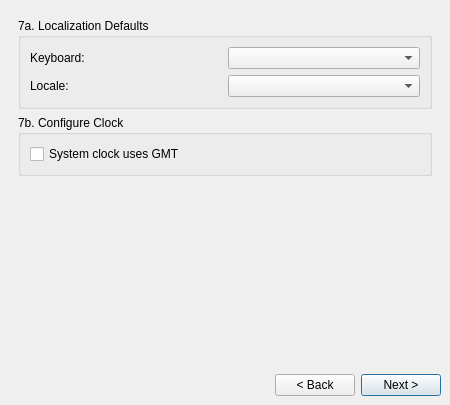
Old version of the form meinstall.ui in the repository mepiswireman/MEPIS-Installer.
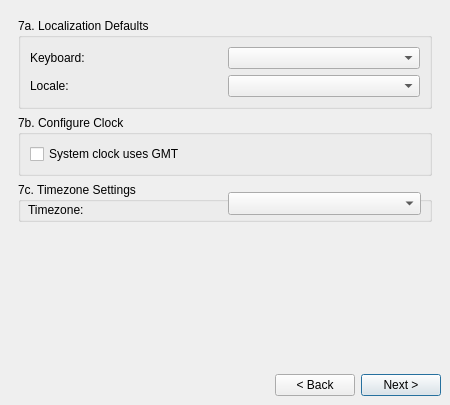
New version of the form. The open tabs and pages were chosen to show the change.

Commit message: adding timezone changes to Makefile, meinstall.ui and minstall.cpp

```diff
--- a/meinstall.ui
+++ b/meinstall.ui
@@ -1234,7 +1234,7 @@
          </layout>
         </widget>
        </item>
-       <item row="2" column="0">
+       <item row="3" column="0">
         <spacer>
          <property name="orientation">
           <enum>Qt::Vertical</enum>
@@ -1326,6 +1326,48 @@
          </layout>
         </widget>
        </item>
+       <item row="2" column="0">
+        <widget class="QGroupBox" name="tzBox">
+         <property name="sizePolicy">
+          <sizepolicy hsizetype="MinimumExpanding" vsizetype="Minimum">
+           <horstretch>0</horstretch>
+           <verstretch>0</verstretch>
+          </sizepolicy>
+         </property>
+         <property name="minimumSize">
+          <size>
+           <width>0</width>
+           <height>40</height>
+          </size>
+         </property>
+         <property name="title">
+          <string>7c. Timezone Settings</string>
+         </property>
+         <widget class="QLabel" name="tzLabel">
+          <property name="geometry">
+           <rect>
+            <x>10</x>
+            <y>20</y>
+            <width>193</width>
+            <height>15</height>
+           </rect>
+          </property>
+          <property name="text">
+           <string>Timezone:</string>
+          </property>
+         </widget>
+         <widget class="QComboBox" name="timezoneCombo">
+          <property name="geometry">
+           <rect>
+            <x>210</x>
+            <y>10</y>
+            <width>193</width>
+            <height>23</height>
+           </rect>
+          </property>
+         </widget>
+        </widget>
+       </item>
       </layout>
      </widget>
      <widget class="QWidget" name="Step_8">
```
Left out of the diff: 57 changed lines with no effect on the pictures. The commit also changes 2 other files.
